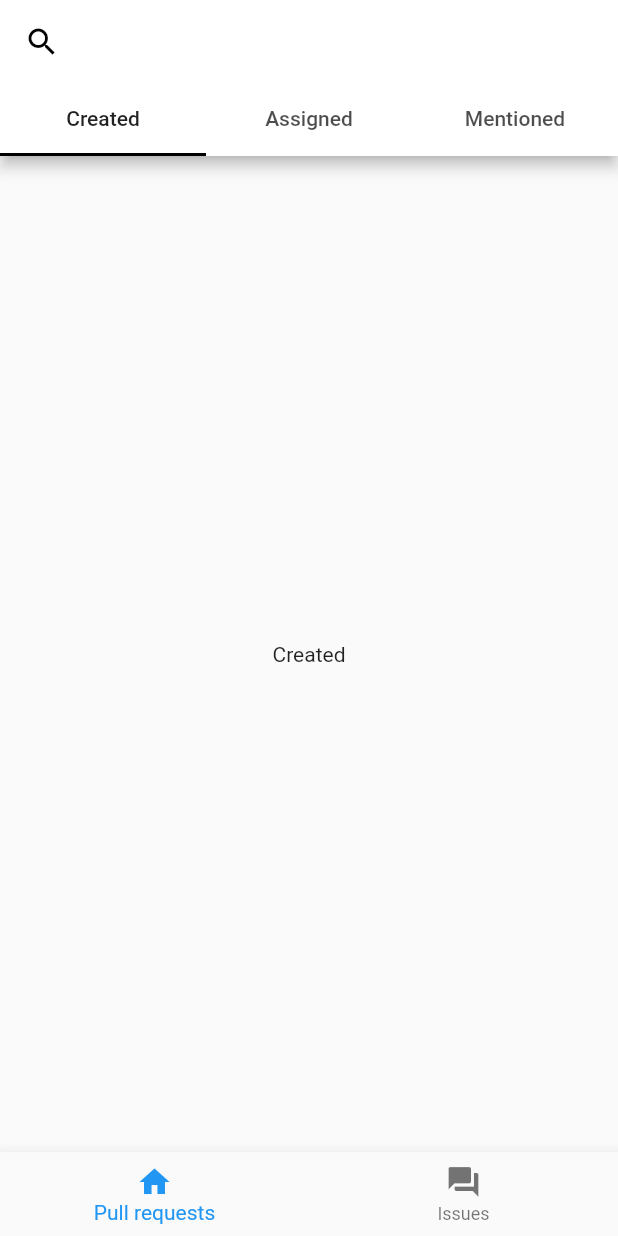
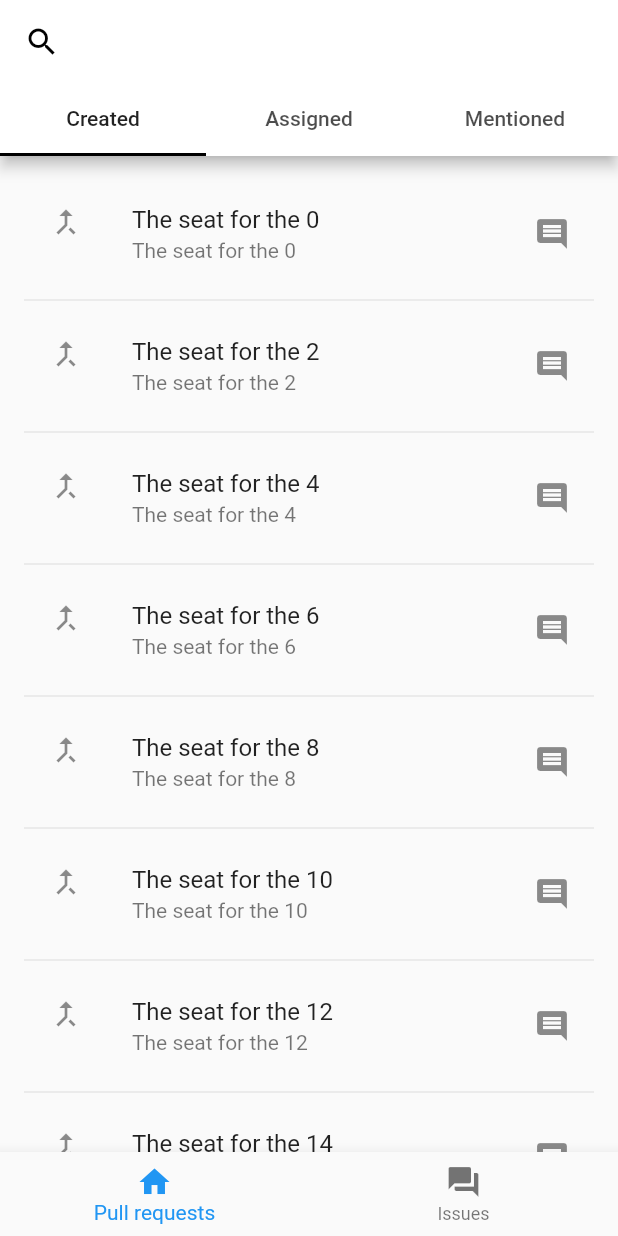
Before and after one commit to jxltom/contrihub, a Flutter app: the screen it shows after launch, on a phone screen of 412 x 824 dp. Run offline on Flutter 3.47's test engine with Material 2 defaults, Android fonts, the phone set to English and light mode, and no system bars.

Commit message:
Add listview

```diff
--- /dev/null
+++ b/lib/listview.dart
@@ -0,0 +1,22 @@
+import 'package:flutter/material.dart';
+
+class CustomListView extends StatelessWidget {
+  @override
+  Widget build(BuildContext context) {
+    return ListView.builder(
+      padding: EdgeInsets.all(16.0),
+      itemBuilder: (BuildContext context, int index) {
+        if (index.isOdd) {
+          return new Divider();
+        }
+
+        return ListTile(
+          leading: Icon(Icons.merge_type),
+          title: Text('The seat for the $index'),
+          subtitle: Text('The seat for the $index'),
+          trailing: Icon(Icons.comment),
+        );
+      },
+    );
+  }
+}
--- a/lib/pull_request.dart
+++ b/lib/pull_request.dart
@@ -1,9 +1,16 @@
 import 'package:flutter/material.dart';
+import 'package:contrihub/listview.dart';
 
 final _pullRequestTypes = [
   Text('Created'),
   Text('Assigned'),
   Text('Mentioned')
+];
+
+final _pullRequestItems = [
+  CustomListView(),
+  CustomListView(),
+  CustomListView()
 ];
 
 class PullRequest extends StatelessWidget {
@@ -24,11 +31,7 @@ class PullRequest extends StatelessWidget {
           ),
         ),
         body: TabBarView(
-          children: _pullRequestTypes.map((Text pullRequestType) {
-            return Center(
-              child: pullRequestType,
-            );
-          }).toList(),
+          children: _pullRequestItems,
         ),
       ),
     );
```
